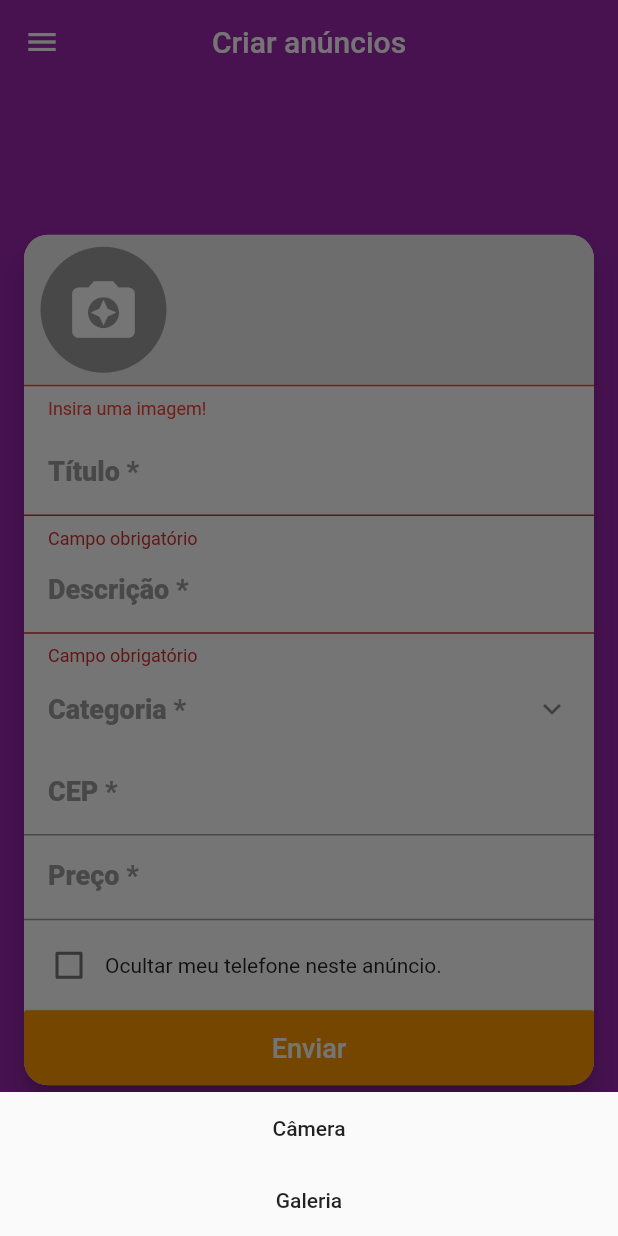
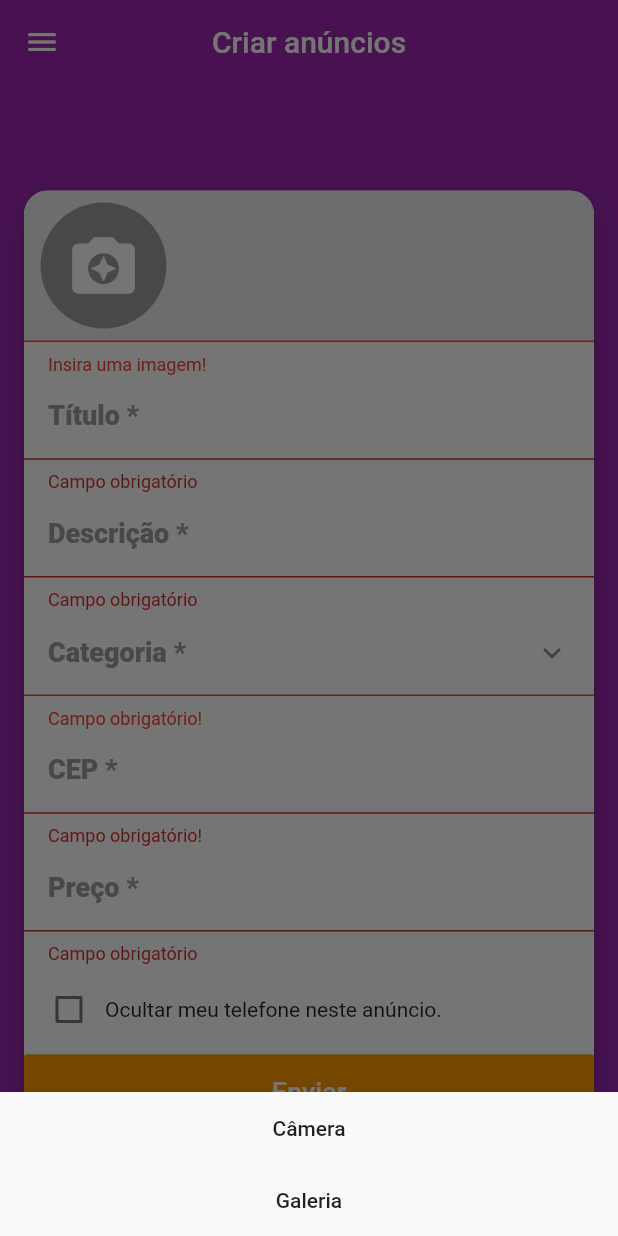
Before and after one commit to Raimundo-Martins/App_XLO, a Flutter app: the CreateScreen screen opened directly, after a tap on the "camera enhance" icon, on a phone screen of 412 x 824 dp. Run offline on Flutter 3.47's test engine with Material 2 defaults, Android fonts, the phone set to English and light mode, and no system bars; our stand-ins replace brasil_fields, dio, flutter_mobx, get_it, image_cropper, image_picker and 4 more; accounts and stored records are empty; generated files the repository leaves out were written again; network calls fail; statements that could not run were skipped.

Commit message:
Validando campos

```diff
--- a/lib/screens/create/components/category_field.dart
+++ b/lib/screens/create/components/category_field.dart
@@ -11,7 +11,9 @@ class CategoryField extends StatelessWidget {
   @override
   Widget build(BuildContext context) {
     return Observer(builder: (_) {
-      return ListTile(
+      return Column(
+        children: [
+          ListTile(
             title: createStore.category == null
                 ? Text(
                     'Categoria *',
@@ -46,6 +48,26 @@ class CategoryField extends StatelessWidget {
               );
               if (category != null) createStore.setCategory(category);
             },
+          ),
+          if (createStore.categoryError != null)
+            Container(
+              alignment: Alignment.centerLeft,
+              decoration: BoxDecoration(
+                border: Border(top: BorderSide(color: Colors.red)),
+              ),
+              padding: EdgeInsets.fromLTRB(16, 8, 0, 0),
+              child: Text(
+                createStore.categoryError,
+                style: TextStyle(color: Colors.red, fontSize: 12),
+              ),
+            )
+          else
+            Container(
+              decoration: BoxDecoration(
+                border: Border(top: BorderSide(color: Colors.grey[500])),
+              ),
+            )
+        ],
       );
     });
   }
--- a/lib/screens/create/components/cep_field.dart
+++ b/lib/screens/create/components/cep_field.dart
@@ -3,16 +3,21 @@ import 'package:flutter/material.dart';
 import 'package:flutter/services.dart';
 import 'package:flutter_mobx/flutter_mobx.dart';
 import 'package:xlo/stores/cep/cep_store.dart';
+import 'package:xlo/stores/create/create_store.dart';
 
 class CepField extends StatelessWidget {
-  final cepStore = CepStore();
+  CepField(this.createStore) : cepStore = createStore.cepStore;
+
+  final CepStore cepStore;
+  final CreateStore createStore;
 
   @override
   Widget build(BuildContext context) {
     return Column(
       crossAxisAlignment: CrossAxisAlignment.stretch,
       children: [
-        TextFormField(
+        Observer(builder: (_) {
+          return TextFormField(
             onChanged: cepStore.setCep,
             keyboardType: TextInputType.number,
             inputFormatters: [
@@ -20,6 +25,7 @@ class CepField extends StatelessWidget {
               CepInputFormatter()
             ],
             decoration: InputDecoration(
+              errorText: createStore.addressError,
               labelText: 'CEP *',
               labelStyle: TextStyle(
                 fontWeight: FontWeight.w800,
@@ -28,7 +34,8 @@ class CepField extends StatelessWidget {
               ),
               contentPadding: EdgeInsets.fromLTRB(16, 10, 12, 10),
             ),
-        ),
+          );
+        }),
         Observer(
           builder: (context) {
             if (cepStore.address == null &&
--- a/lib/screens/create/components/images_field.dart
+++ b/lib/screens/create/components/images_field.dart
@@ -91,7 +91,7 @@ class ImagesField extends StatelessWidget {
                 decoration: BoxDecoration(
                   border: Border(top: BorderSide(color: Colors.red)),
                 ),
-                padding: EdgeInsets.fromLTRB(16, 8, 0, 8),
+                padding: EdgeInsets.fromLTRB(16, 8, 0, 0),
                 child: Text(
                   createStore.imagesError,
                   style: TextStyle(color: Colors.red, fontSize: 12),
--- a/lib/screens/create/create_screen.dart
+++ b/lib/screens/create/create_screen.dart
@@ -62,9 +62,12 @@ class CreateScreen extends StatelessWidget {
                   );
                 }),
                 CategoryField(createStore),
-                CepField(),
-                TextFormField(
+                CepField(createStore),
+                Observer(builder: (_) {
+                  return TextFormField(
+                    onChanged: createStore.setPrice,
                     decoration: InputDecoration(
+                        errorText: createStore.priceError,
                         labelText: 'Preço *',
                         labelStyle: _labelStyle,
                         contentPadding: _contentPadding,
@@ -74,7 +77,8 @@ class CreateScreen extends StatelessWidget {
                       FilteringTextInputFormatter.digitsOnly,
                       RealInputFormatter(centavos: true)
                     ],
-                ),
+                  );
+                }),
                 HidePhoneField(createStore),
                 SizedBox(
                   height: 50,
--- a/lib/stores/create/create_store.dart
+++ b/lib/stores/create/create_store.dart
@@ -1,5 +1,7 @@
 import 'package:mobx/mobx.dart';
+import 'package:xlo/models/address.dart';
 import 'package:xlo/models/category.dart';
+import 'package:xlo/stores/cep/cep_store.dart';
 part 'create_store.g.dart';
 
 class CreateStore = _CreateStoreBase with _$CreateStore;
@@ -56,6 +58,51 @@ abstract class _CreateStoreBase with Store {
   @action
   void setCategory(Category value) => category = value;
 
+  @computed
+  bool get categoryValid => category != null;
+  String get categoryError {
+    if (categoryValid)
+      return null;
+    else
+      return 'Campo obrigatório!';
+  }
+
+  CepStore cepStore = CepStore();
+
+  @computed
+  Address get address => cepStore.address;
+  bool get addressValid => address != null;
+  String get addressError {
+    if (addressValid)
+      return null;
+    else
+      return 'Campo obrigatório!';
+  }
+
+  @observable
+  String priceText = '';
+
+  @action
+  void setPrice(String value) => priceText = value;
+
+  @computed
+  num get price {
+    if (priceText.contains(','))
+      return num.tryParse(priceText.replaceAll(RegExp('[^0-9]'), '')) / 100;
+    else
+      return num.tryParse(priceText);
+  }
+
+  bool get priceValid => price != null && price <= 9999999;
+  String get priceError {
+    if (priceValid)
+      return null;
+    else if (priceText.isEmpty)
+      return 'Campo obrigatório';
+    else
+      return 'Preço inválido!';
+  }
+
   @observable
   bool hidePhone = false;
 
```
Lines whose indentation alone changed are shown as unchanged.
